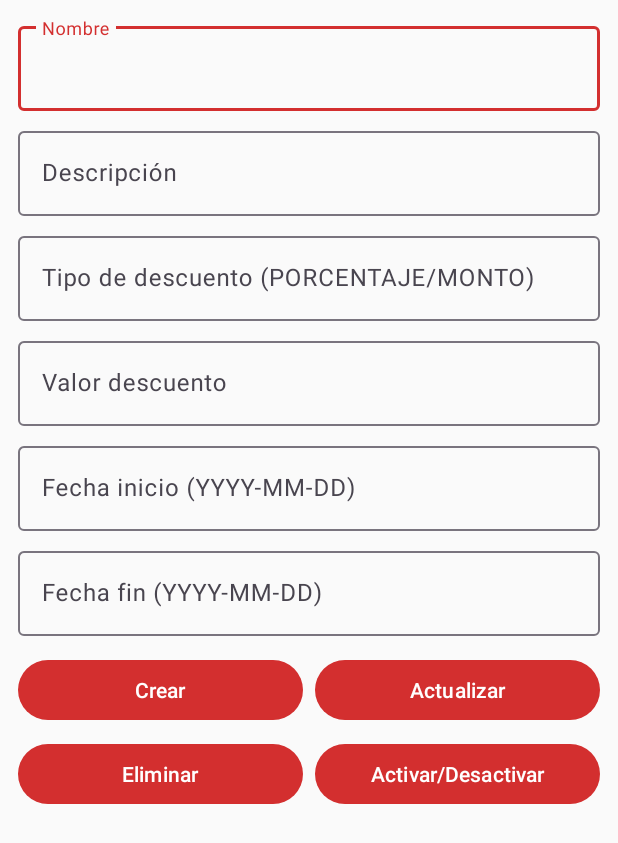
After one commit to piero05729/LaAppdePizzasReina-piero, an Android app: the fragment OfertaCrudFragment shown on its own in the app's theme, on a phone screen of 412 x 824 dp. The commit adds this screen. Shown: the top 843 px of the screen. Run offline under Robolectric (Android 15) with nearby library versions, the phone set to English and light mode, and no system bars; 1 statement that could not run was skipped.

Commit message:
Arreglado INSERT y listado de ofertas

```diff
--- a/Back_pizza/Back_pizza/src/main/java/com/example/back_pizza/entity/CategoriaProducto.java
+++ b/Back_pizza/Back_pizza/src/main/java/com/example/back_pizza/entity/CategoriaProducto.java
@@ -1,9 +1,11 @@
 package com.example.back_pizza.entity;
 
 import jakarta.persistence.*;
+import com.fasterxml.jackson.annotation.JsonIgnoreProperties;
 
 @Entity
 @Table(name = "categoria_producto")
+@JsonIgnoreProperties({"hibernateLazyInitializer", "handler"})
 public class CategoriaProducto {
     @Id
     @GeneratedValue(strategy = GenerationType.IDENTITY)
--- a/Back_pizza/Back_pizza/src/main/java/com/example/back_pizza/entity/Oferta.java
+++ b/Back_pizza/Back_pizza/src/main/java/com/example/back_pizza/entity/Oferta.java
@@ -3,6 +3,7 @@ package com.example.back_pizza.entity;
 import jakarta.persistence.*;
 import com.example.back_pizza.enums.TipoDescuento;
 import java.time.LocalDate;
+import com.fasterxml.jackson.annotation.JsonFormat;
 
 @Entity
 @Table(name = "oferta")
@@ -28,9 +29,11 @@ public class Oferta {
     private Double valorDescuento;
 
     @Column(name = "fecha_inicio", nullable = false)
+    @JsonFormat(shape = JsonFormat.Shape.STRING, pattern = "yyyy-MM-dd")
     private LocalDate fechaInicio;
 
     @Column(name = "fecha_fin")
+    @JsonFormat(shape = JsonFormat.Shape.STRING, pattern = "yyyy-MM-dd")
     private LocalDate fechaFin;
 
     @Column(nullable = false)
--- a/Back_pizza/Back_pizza/src/main/java/com/example/back_pizza/entity/Producto.java
+++ b/Back_pizza/Back_pizza/src/main/java/com/example/back_pizza/entity/Producto.java
@@ -1,6 +1,7 @@
 package com.example.back_pizza.entity;
 
 import jakarta.persistence.*;
+import com.fasterxml.jackson.annotation.JsonIgnoreProperties;
 
 @Entity
 @Table(name = "producto")
@@ -12,6 +13,7 @@ public class Producto {
 
     @ManyToOne(fetch = FetchType.LAZY)
     @JoinColumn(name = "id_categoria")
+    @JsonIgnoreProperties({"hibernateLazyInitializer", "handler"})
     private CategoriaProducto categoria;
 
     @Column(nullable = false, length = 100)
--- a/Back_pizza/Back_pizza/src/main/java/com/example/back_pizza/service/impl/OfertaServiceImpl.java
+++ b/Back_pizza/Back_pizza/src/main/java/com/example/back_pizza/service/impl/OfertaServiceImpl.java
@@ -38,6 +38,9 @@ public class OfertaServiceImpl implements OfertaService {
     @Override
     public Oferta crear(Oferta oferta) {
         oferta.setId(null);
+        if (oferta.getActivo() == null) {
+            oferta.setActivo(true);
+        }
         return ofertaRepository.save(oferta);
     }
 
--- a/PizzaDeliveryApp/app/src/main/java/com/example/pizzadelivery/MainActivity.java
+++ b/PizzaDeliveryApp/app/src/main/java/com/example/pizzadelivery/MainActivity.java
@@ -39,8 +39,6 @@ public class MainActivity extends AppCompatActivity {
         // ViewPager y TabLayout
         ViewPager2 viewPager = findViewById(R.id.viewPager);
         TabLayout tabLayout = findViewById(R.id.tabLayout);
-
-        // Adapter para los 3 fragments: Ofertas, Menú, Pizza Personalizada
         MainPagerAdapter adapter = new MainPagerAdapter(this);
         viewPager.setAdapter(adapter);
 
@@ -55,6 +53,9 @@ public class MainActivity extends AppCompatActivity {
                     break;
                 case 2:
                     tab.setText("Pizza Personalizada");
+                    break;
+                case 3:
+                    tab.setText("Ofertas Admin");
                     break;
             }
         }).attach();
--- a/PizzaDeliveryApp/app/src/main/java/com/example/pizzadelivery/core/constants/ApiConfig.java
+++ b/PizzaDeliveryApp/app/src/main/java/com/example/pizzadelivery/core/constants/ApiConfig.java
@@ -4,5 +4,5 @@ public final class ApiConfig {
     private ApiConfig() {}
 
     // Use 10.0.2.2 to access localhost from Android emulator
-    public static final String BASE_URL = "http://10.0.2.2:9090/";
+    public static final String BASE_URL = "http://10.0.2.2:8080/";
 }
--- a/PizzaDeliveryApp/app/src/main/java/com/example/pizzadelivery/data/datasource/remote/ApiService.java
+++ b/PizzaDeliveryApp/app/src/main/java/com/example/pizzadelivery/data/datasource/remote/ApiService.java
@@ -13,6 +13,7 @@ import retrofit2.http.POST;
 import retrofit2.http.PUT;
 import retrofit2.http.Path;
 import retrofit2.http.DELETE;
+import retrofit2.http.PATCH;
 
 public interface ApiService {
 
@@ -35,6 +36,21 @@ public interface ApiService {
     @GET("api/ofertas")
     Call<List<OfertaDto>> listOfertas();
 
+    @POST("api/ofertas")
+    Call<OfertaDto> createOferta(@Body OfertaDto dto);
+
+    @PUT("api/ofertas/{id}")
+    Call<OfertaDto> updateOferta(@Path("id") Long id, @Body OfertaDto dto);
+
+    @DELETE("api/ofertas/{id}")
+    Call<Void> deleteOferta(@Path("id") Long id);
+
+    @PATCH("api/ofertas/{id}/activar")
+    Call<OfertaDto> activarOferta(@Path("id") Long id);
+
+    @PATCH("api/ofertas/{id}/desactivar")
+    Call<OfertaDto> desactivarOferta(@Path("id") Long id);
+
     // Productos (pizzas predeterminadas y CRUD)
     @GET("api/productos")
     Call<List<ProductoDto>> listProductos();
--- a/PizzaDeliveryApp/app/src/main/java/com/example/pizzadelivery/ui/adapters/OfertaAdapter.java
+++ b/PizzaDeliveryApp/app/src/main/java/com/example/pizzadelivery/ui/adapters/OfertaAdapter.java
@@ -16,13 +16,18 @@ import java.util.List;
 
 public class OfertaAdapter extends RecyclerView.Adapter<OfertaAdapter.VH> {
 
+    public interface OnItemClickListener { void onClick(OfertaDto item); }
+
     private final List<OfertaDto> items = new ArrayList<>();
+    private OnItemClickListener listener;
 
     public void setItems(List<OfertaDto> list) {
         items.clear();
         if (list != null) items.addAll(list);
         notifyDataSetChanged();
     }
+
+    public void setOnItemClickListener(OnItemClickListener l) { this.listener = l; }
 
     @NonNull
     @Override
@@ -40,6 +45,7 @@ public class OfertaAdapter extends RecyclerView.Adapter<OfertaAdapter.VH> {
         h.tvDescuento.setText(desc);
         String vig = (o.fechaInicio != null ? o.fechaInicio : "") + (o.fechaFin != null ? " - " + o.fechaFin : "");
         h.tvVigencia.setText(vig);
+        h.itemView.setOnClickListener(v -> { if (listener != null) listener.onClick(o); });
     }
 
     @Override
--- /dev/null
+++ b/PizzaDeliveryApp/app/src/main/java/com/example/pizzadelivery/ui/tabs/OfertaCrudFragment.java
@@ -0,0 +1,214 @@
+package com.example.pizzadelivery.ui.tabs;
+
+import android.os.Bundle;
+import android.view.LayoutInflater;
+import android.view.View;
+import android.view.ViewGroup;
+import android.widget.Toast;
+
+import androidx.annotation.NonNull;
+import androidx.annotation.Nullable;
+import androidx.fragment.app.Fragment;
+import androidx.recyclerview.widget.LinearLayoutManager;
+import androidx.recyclerview.widget.RecyclerView;
+
+import com.example.pizzadelivery.R;
+import com.example.pizzadelivery.core.di.RetrofitProvider;
+import com.example.pizzadelivery.data.datasource.remote.ApiService;
+import com.example.pizzadelivery.data.model.OfertaDto;
+import com.example.pizzadelivery.ui.adapters.OfertaAdapter;
+import com.google.android.material.button.MaterialButton;
+import com.google.android.material.textfield.TextInputEditText;
+
+import java.util.List;
+
+import retrofit2.Call;
+import retrofit2.Callback;
+import retrofit2.Response;
+
+public class OfertaCrudFragment extends Fragment {
+
+    private OfertaAdapter adapter;
+    private TextInputEditText etNombre, etDescripcion, etTipoDescuento, etValorDescuento, etFechaInicio, etFechaFin;
+    private Long selectedId = null;
+
+    @Nullable
+    @Override
+    public View onCreateView(@NonNull LayoutInflater inflater, @Nullable ViewGroup container, @Nullable Bundle savedInstanceState) {
+        View root = inflater.inflate(R.layout.fragment_oferta_crud, container, false);
+
+        etNombre = root.findViewById(R.id.etNombre);
+        etDescripcion = root.findViewById(R.id.etDescripcion);
+        etTipoDescuento = root.findViewById(R.id.etTipoDescuento);
+        etValorDescuento = root.findViewById(R.id.etValorDescuento);
+        etFechaInicio = root.findViewById(R.id.etFechaInicio);
+        etFechaFin = root.findViewById(R.id.etFechaFin);
+
+        MaterialButton btnCrear = root.findViewById(R.id.btnCrear);
+        MaterialButton btnActualizar = root.findViewById(R.id.btnActualizar);
+        MaterialButton btnEliminar = root.findViewById(R.id.btnEliminar);
+        MaterialButton btnActivar = root.findViewById(R.id.btnActivar);
+
+        RecyclerView rv = root.findViewById(R.id.rvOfertas);
+        rv.setLayoutManager(new LinearLayoutManager(requireContext()));
+        adapter = new OfertaAdapter();
+        rv.setAdapter(adapter);
+        adapter.setOnItemClickListener(item -> {
+            selectedId = item.id;
+            if (etNombre != null) etNombre.setText(item.nombre);
+            if (etDescripcion != null) etDescripcion.setText(item.descripcion);
+            if (etTipoDescuento != null) etTipoDescuento.setText(item.tipoDescuento);
+            if (etValorDescuento != null && item.valorDescuento != null) etValorDescuento.setText(String.valueOf(item.valorDescuento));
+            if (etFechaInicio != null) etFechaInicio.setText(item.fechaInicio);
+            if (etFechaFin != null) etFechaFin.setText(item.fechaFin);
+        });
+
+        btnCrear.setOnClickListener(v -> createOferta());
+        btnActualizar.setOnClickListener(v -> updateOferta());
+        btnEliminar.setOnClickListener(v -> deleteOferta());
+        btnActivar.setOnClickListener(v -> toggleActiva());
+
+        loadList();
+        return root;
+    }
+
+    private void loadList() {
+        ApiService api = RetrofitProvider.getApiService();
+        api.listOfertas().enqueue(new Callback<List<OfertaDto>>() {
+            @Override
+            public void onResponse(@NonNull Call<List<OfertaDto>> call, @NonNull Response<List<OfertaDto>> response) {
+                if (response.isSuccessful() && response.body() != null) {
+                    adapter.setItems(response.body());
+                } else {
+                    showToast("No se pudieron cargar ofertas (" + response.code() + ")");
+                }
+            }
+
+            @Override
+            public void onFailure(@NonNull Call<List<OfertaDto>> call, @NonNull Throwable t) {
+                showToast(t.getMessage() != null ? t.getMessage() : "Error de red");
+            }
+        });
+    }
+
+    private OfertaDto readForm() {
+        OfertaDto dto = new OfertaDto();
+        dto.nombre = etNombre != null && etNombre.getText() != null ? etNombre.getText().toString().trim() : null;
+        dto.descripcion = etDescripcion != null && etDescripcion.getText() != null ? etDescripcion.getText().toString().trim() : null;
+        dto.tipoDescuento = etTipoDescuento != null && etTipoDescuento.getText() != null ? etTipoDescuento.getText().toString().trim() : null;
+        try {
+            dto.valorDescuento = etValorDescuento != null && etValorDescuento.getText() != null && etValorDescuento.getText().length() > 0
+                    ? Double.parseDouble(etValorDescuento.getText().toString()) : null;
+        } catch (NumberFormatException ignored) { dto.valorDescuento = null; }
+        dto.fechaInicio = etFechaInicio != null && etFechaInicio.getText() != null ? etFechaInicio.getText().toString().trim() : null;
+        dto.fechaFin = etFechaFin != null && etFechaFin.getText() != null ? etFechaFin.getText().toString().trim() : null;
+        dto.activo = true;
+        return dto;
+    }
+
+    private void createOferta() {
+        ApiService api = RetrofitProvider.getApiService();
+        OfertaDto body = readForm();
+        api.createOferta(body).enqueue(new Callback<OfertaDto>() {
+            @Override
+            public void onResponse(@NonNull Call<OfertaDto> call, @NonNull Response<OfertaDto> response) {
+                if (response.isSuccessful()) {
+                    showToast("Oferta creada");
+                    clearSelection();
+                    loadList();
+                } else {
+                    showToast("Error al crear (" + response.code() + ")");
+                }
+            }
+
+            @Override
+            public void onFailure(@NonNull Call<OfertaDto> call, @NonNull Throwable t) {
+                showToast(t.getMessage() != null ? t.getMessage() : "Error de red");
+            }
+        });
+    }
+
+    private void updateOferta() {
+        if (selectedId == null) { showToast("Seleccione una oferta"); return; }
+        ApiService api = RetrofitProvider.getApiService();
+        OfertaDto body = readForm();
+        api.updateOferta(selectedId, body).enqueue(new Callback<OfertaDto>() {
+            @Override
+            public void onResponse(@NonNull Call<OfertaDto> call, @NonNull Response<OfertaDto> response) {
+                if (response.isSuccessful()) {
+                    showToast("Oferta actualizada");
+                    clearSelection();
+                    loadList();
+                } else {
+                    showToast("Error al actualizar (" + response.code() + ")");
+                }
+            }
+
+            @Override
+            public void onFailure(@NonNull Call<OfertaDto> call, @NonNull Throwable t) {
+                showToast(t.getMessage() != null ? t.getMessage() : "Error de red");
+            }
+        });
+    }
+
+    private void deleteOferta() {
+        if (selectedId == null) { showToast("Seleccione una oferta"); return; }
+        ApiService api = RetrofitProvider.getApiService();
+        api.deleteOferta(selectedId).enqueue(new Callback<Void>() {
+            @Override
+            public void onResponse(@NonNull Call<Void> call, @NonNull Response<Void> response) {
+                if (response.isSuccessful()) {
+                    showToast("Oferta eliminada");
+                    clearSelection();
+                    loadList();
+                } else {
+                    showToast("Error al eliminar (" + response.code() + ")");
+                }
+            }
+
+            @Override
+            public void onFailure(@NonNull Call<Void> call, @NonNull Throwable t) {
+                showToast(t.getMessage() != null ? t.getMessage() : "Error de red");
+            }
+        });
+    }
+
+    private void toggleActiva() {
+        if (selectedId == null) { showToast("Seleccione una oferta"); return; }
+        ApiService api = RetrofitProvider.getApiService();
+        // Para simplicidad, si hay fechaFin nula asumimos activar; si no, desactivar.
+        api.activarOferta(selectedId).enqueue(new Callback<OfertaDto>() {
+            @Override
+            public void onResponse(@NonNull Call<OfertaDto> call, @NonNull Response<OfertaDto> response) {
+                if (response.isSuccessful()) {
+                    showToast("Estado actualizado");
+                    clearSelection();
+                    loadList();
+                } else {
+                    showToast("Error al cambiar estado (" + response.code() + ")");
+                }
+            }
+
+            @Override
+            public void onFailure(@NonNull Call<OfertaDto> call, @NonNull Throwable t) {
+                showToast(t.getMessage() != null ? t.getMessage() : "Error de red");
+            }
+        });
+    }
+
+    private void clearSelection() {
+        selectedId = null;
+        if (etNombre != null) etNombre.setText("");
+        if (etDescripcion != null) etDescripcion.setText("");
+        if (etTipoDescuento != null) etTipoDescuento.setText("");
+        if (etValorDescuento != null) etValorDescuento.setText("");
+        if (etFechaInicio != null) etFechaInicio.setText("");
+        if (etFechaFin != null) etFechaFin.setText("");
+    }
+
+    private void showToast(String msg) {
+        if (getContext() != null) {
+            Toast.makeText(getContext(), msg, Toast.LENGTH_SHORT).show();
+        }
+    }
+}
--- /dev/null
+++ b/PizzaDeliveryApp/app/src/main/res/layout/fragment_oferta_crud.xml
@@ -0,0 +1,121 @@
+<?xml version="1.0" encoding="utf-8"?>
+<LinearLayout xmlns:android="http://schemas.android.com/apk/res/android"
+    android:orientation="vertical"
+    android:layout_width="match_parent"
+    android:layout_height="match_parent"
+    android:padding="12dp">
+
+    <com.google.android.material.textfield.TextInputLayout
+        android:layout_width="match_parent"
+        android:layout_height="wrap_content"
+        android:hint="Nombre">
+        <com.google.android.material.textfield.TextInputEditText
+            android:id="@+id/etNombre"
+            android:layout_width="match_parent"
+            android:layout_height="wrap_content" />
+    </com.google.android.material.textfield.TextInputLayout>
+
+    <com.google.android.material.textfield.TextInputLayout
+        android:layout_width="match_parent"
+        android:layout_height="wrap_content"
+        android:layout_marginTop="8dp"
+        android:hint="Descripción">
+        <com.google.android.material.textfield.TextInputEditText
+            android:id="@+id/etDescripcion"
+            android:layout_width="match_parent"
+            android:layout_height="wrap_content" />
+    </com.google.android.material.textfield.TextInputLayout>
+
+    <com.google.android.material.textfield.TextInputLayout
+        android:layout_width="match_parent"
+        android:layout_height="wrap_content"
+        android:layout_marginTop="8dp"
+        android:hint="Tipo de descuento (PORCENTAJE/MONTO)">
+        <com.google.android.material.textfield.TextInputEditText
+            android:id="@+id/etTipoDescuento"
+            android:layout_width="match_parent"
+            android:layout_height="wrap_content" />
+    </com.google.android.material.textfield.TextInputLayout>
+
+    <com.google.android.material.textfield.TextInputLayout
+        android:layout_width="match_parent"
+        android:layout_height="wrap_content"
+        android:layout_marginTop="8dp"
+        android:hint="Valor descuento">
+        <com.google.android.material.textfield.TextInputEditText
+            android:id="@+id/etValorDescuento"
+            android:layout_width="match_parent"
+            android:layout_height="wrap_content"
+            android:inputType="numberDecimal" />
+    </com.google.android.material.textfield.TextInputLayout>
+
+    <com.google.android.material.textfield.TextInputLayout
+        android:layout_width="match_parent"
+        android:layout_height="wrap_content"
+        android:layout_marginTop="8dp"
+        android:hint="Fecha inicio (YYYY-MM-DD)">
+        <com.google.android.material.textfield.TextInputEditText
+            android:id="@+id/etFechaInicio"
+            android:layout_width="match_parent"
+            android:layout_height="wrap_content" />
+    </com.google.android.material.textfield.TextInputLayout>
+
+    <com.google.android.material.textfield.TextInputLayout
+        android:layout_width="match_parent"
+        android:layout_height="wrap_content"
+        android:layout_marginTop="8dp"
+        android:hint="Fecha fin (YYYY-MM-DD)">
+        <com.google.android.material.textfield.TextInputEditText
+            android:id="@+id/etFechaFin"
+            android:layout_width="match_parent"
+            android:layout_height="wrap_content" />
+    </com.google.android.material.textfield.TextInputLayout>
+
+    <LinearLayout
+        android:layout_width="match_parent"
+        android:layout_height="wrap_content"
+        android:layout_marginTop="12dp"
+        android:orientation="horizontal">
+        <com.google.android.material.button.MaterialButton
+            android:id="@+id/btnCrear"
+            android:layout_width="0dp"
+            android:layout_height="wrap_content"
+            android:layout_weight="1"
+            android:text="Crear" />
+        <com.google.android.material.button.MaterialButton
+            android:id="@+id/btnActualizar"
+            android:layout_width="0dp"
+            android:layout_height="wrap_content"
+            android:layout_weight="1"
+            android:layout_marginStart="8dp"
+            android:text="Actualizar" />
+    </LinearLayout>
+
+    <LinearLayout
+        android:layout_width="match_parent"
+        android:layout_height="wrap_content"
+        android:layout_marginTop="8dp"
+        android:orientation="horizontal">
+        <com.google.android.material.button.MaterialButton
+            android:id="@+id/btnEliminar"
+            android:layout_width="0dp"
+            android:layout_height="wrap_content"
+            android:layout_weight="1"
+            android:text="Eliminar" />
+        <com.google.android.material.button.MaterialButton
+            android:id="@+id/btnActivar"
+            android:layout_width="0dp"
+            android:layout_height="wrap_content"
+            android:layout_weight="1"
+            android:layout_marginStart="8dp"
+            android:text="Activar/Desactivar" />
+    </LinearLayout>
+
+    <androidx.recyclerview.widget.RecyclerView
+        android:id="@+id/rvOfertas"
+        android:layout_width="match_parent"
+        android:layout_height="0dp"
+        android:layout_weight="1"
+        android:layout_marginTop="12dp"/>
+
+</LinearLayout>
```
Also changed, not shown: Back_pizza/Back_pizza/src/main/java/com/example/back_pizza/controller/OfertaController.java (+22 -4 lines), Back_pizza/Back_pizza/src/main/java/com/example/back_pizza/controller/ProductoController.java (+17 -2 lines), Back_pizza/Back_pizza/src/main/java/com/example/back_pizza/dto/OfertaResponseDto.java (added, +12 -0 lines), Back_pizza/Back_pizza/src/main/java/com/example/back_pizza/dto/ProductoResponseDto.java (added, +10 -0 lines), PizzaDeliveryApp/app/src/main/java/com/example/pizzadelivery/ui/MainPagerAdapter.java (+5 -2 lines).
